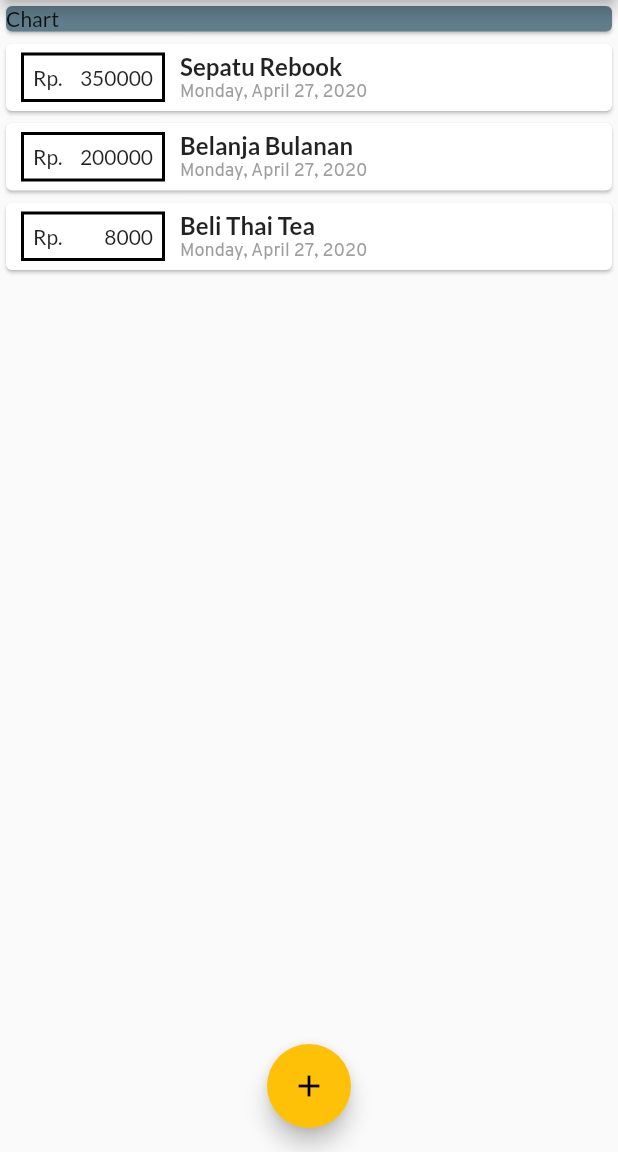
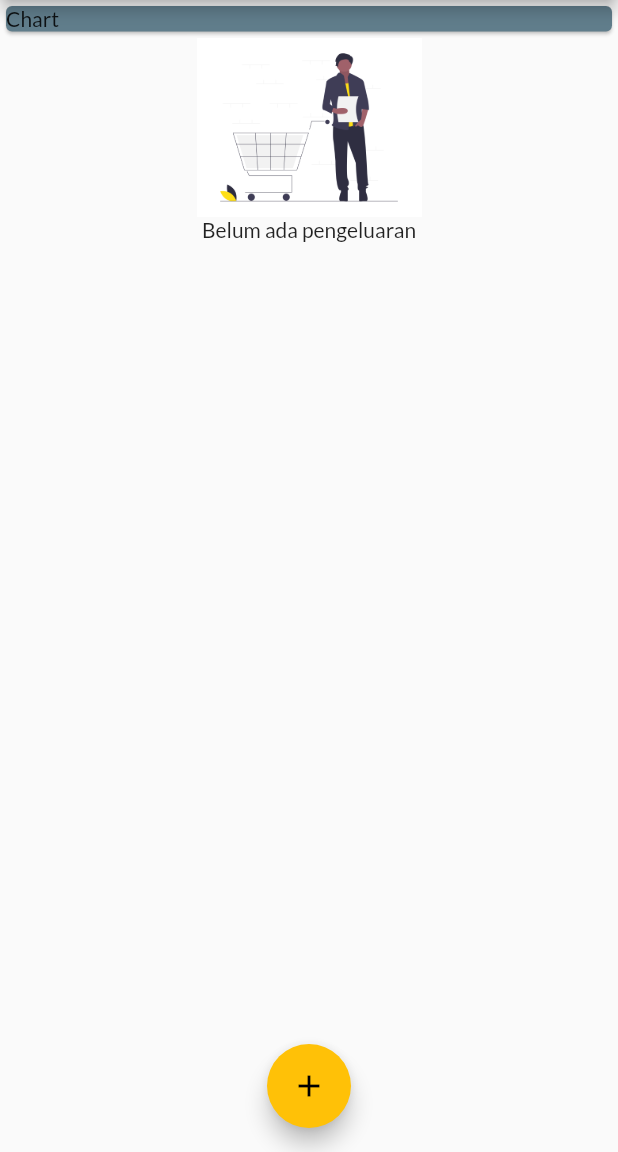
Before and after one commit to rizaljanuari/Monitoring-Pengeluaran, a Flutter app: the screen it shows after launch, on a phone screen of 412 x 824 dp, the part 84-1236 px from its top. Run offline on Flutter 3.47's test engine with Material 2 defaults, Android fonts, the phone set to English and light mode, and no system bars.

Commit message:
Adding images asset, and ternary for the images and list

```diff
--- a/lib/main.dart
+++ b/lib/main.dart
@@ -29,24 +29,24 @@ class MyHomepage extends StatefulWidget {
 
 class _MyHomepageState extends State<MyHomepage> {
   final List<Transaction> _userTransactions = [
-    Transaction(
-      id: "tx1",
-      amount: 350000,
-      title: "Sepatu Rebook",
-      date: DateTime.now(),
-    ),
-    Transaction(
-      id: "tx2",
-      amount: 200000,
-      title: "Belanja Bulanan",
-      date: DateTime.now(),
-    ),
-    Transaction(
-      id: "tx3",
-      amount: 8000,
-      title: "Beli Thai Tea",
-      date: DateTime.now(),
-    )
+    // Transaction(
+    //   id: "tx1",
+    //   amount: 350000,
+    //   title: "Sepatu Rebook",
+    //   date: DateTime.now(),
+    // ),
+    // Transaction(
+    //   id: "tx2",
+    //   amount: 200000,
+    //   title: "Belanja Bulanan",
+    //   date: DateTime.now(),
+    // ),
+    // Transaction(
+    //   id: "tx3",
+    //   amount: 8000,
+    //   title: "Beli Thai Tea",
+    //   date: DateTime.now(),
+    // )
   ];
 
   void _addNewTransaction(String title, double amount) {
--- a/lib/widgets/transaction_list.dart
+++ b/lib/widgets/transaction_list.dart
@@ -11,14 +11,30 @@ class TransactionList extends StatelessWidget {
   Widget build(BuildContext context) {
     return Container(
       height: 350,
-      child: ListView.builder(
+      child: transactions.isEmpty
+          ? Center(
+            child: Container(
+                width: 150,
+                child: Column(
+                  children: <Widget>[
+                    Image.asset(
+                      'assets/images/empty_cart.png',
+                      fit: BoxFit.cover,
+                    ),
+                    Text("Belum ada pengeluaran")
+                  ],
+                ),
+              ),
+          )
+          : ListView.builder(
               itemCount: transactions.length,
               itemBuilder: (ctx, index) {
                 return Card(
                   child: Row(
                     children: <Widget>[
                       Container(
-                  margin: EdgeInsets.symmetric(vertical: 6, horizontal: 10),
+                        margin:
+                            EdgeInsets.symmetric(vertical: 6, horizontal: 10),
                         decoration: BoxDecoration(
                           border: Border.all(width: 2.0, color: Colors.black),
                         ),
@@ -50,7 +66,8 @@ class TransactionList extends StatelessWidget {
                             ),
                           ),
                           Text(
-                      DateFormat.yMMMMEEEEd().format(transactions[index].date),
+                            DateFormat.yMMMMEEEEd()
+                                .format(transactions[index].date),
                             style: TextStyle(
                               fontSize: 12,
                               fontFamily: 'Overpass',
--- a/pubspec.yaml
+++ b/pubspec.yaml
@@ -42,8 +42,8 @@ flutter:
   uses-material-design: true
 
   # To add assets to your application, add an assets section, like this:
-  # assets:
-  #  - images/a_dot_burr.jpeg
+  assets:
+   - assets/images/empty_cart.png
   #  - images/a_dot_ham.jpeg
 
   # An image asset can refer to one or more resolution-specific "variants", see
```
Also changed, not shown: assets/images/empty_cart.png (added). Lines whose indentation alone changed are shown as unchanged.
